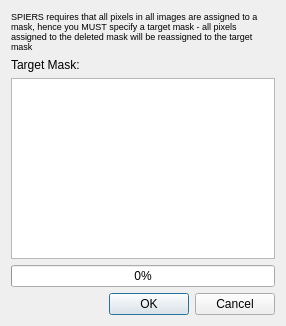
The window that ui/deletemask.ui (palaeoware/SPIERS) describes before a commit, drawn with Qt 5.
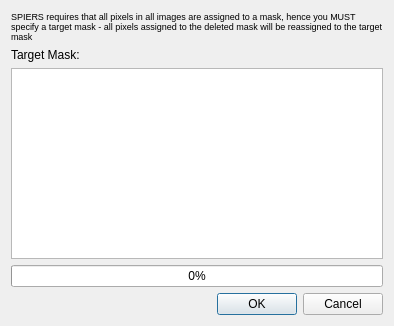
The same window after the commit.

The edit to the form file:
```diff
--- a/ui/deletemask.ui
+++ b/ui/deletemask.ui
@@ -1,11 +1,11 @@
 <ui version="4.0" >
  <class>DeleteMaskDialog</class>
- <widget class="QDialog" name="DeleteMaskDialog" >
-  <property name="geometry" >
+ <widget class="QDialog" name="DeleteMaskDialog">
+  <property name="geometry">
    <rect>
     <x>0</x>
     <y>0</y>
-    <width>286</width>
+    <width>394</width>
     <height>326</height>
    </rect>
   </property>
@@ -46,9 +46,9 @@
     </widget>
    </item>
    <item>
-    <widget class="QDialogButtonBox" name="buttonBox" >
-     <property name="standardButtons" >
-      <set>QDialogButtonBox::Cancel|QDialogButtonBox::NoButton|QDialogButtonBox::Ok</set>
+    <widget class="QDialogButtonBox" name="buttonBox">
+     <property name="standardButtons">
+      <set>QDialogButtonBox::Cancel|QDialogButtonBox::Ok</set>
      </property>
     </widget>
    </item>
```
Left out of the diff: 25 changed lines with no effect on the pictures.
